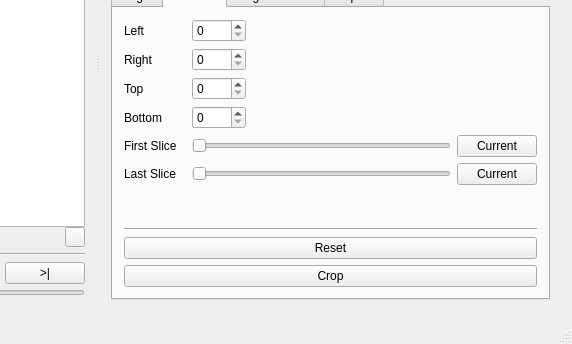
Before: the Qt Designer form mainwindow.ui in prsousa/TomSeg, drawn with Qt 5; both pictures show x 395 to 967 and y 232 to 576 of the 967 by 576 pixel window.
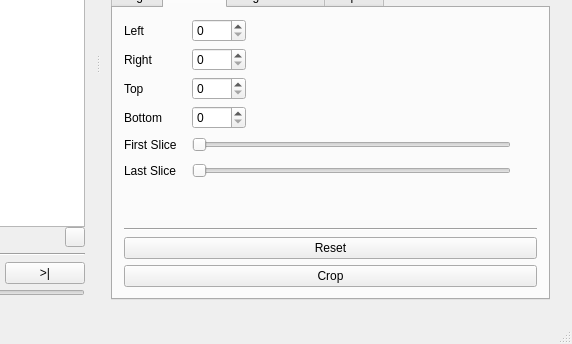
After: the same form once the commit is applied. The open tabs and pages were chosen to show the change. Icons and pictures are not drawn.

Commit message: Add images to "Current" buttons of 3D ROI tab

```diff
--- a/mainwindow.ui
+++ b/mainwindow.ui
@@ -608,8 +608,29 @@
                   <property name="enabled">
                    <bool>true</bool>
                   </property>
+                  <property name="minimumSize">
+                   <size>
+                    <width>20</width>
+                    <height>20</height>
+                   </size>
+                  </property>
+                  <property name="maximumSize">
+                   <size>
+                    <width>20</width>
+                    <height>20</height>
+                   </size>
+                  </property>
+                  <property name="toolTip">
+                   <string>Set Current as First Slice</string>
+                  </property>
+                  <property name="styleSheet">
+                   <string notr="true">QPushButton {
+	border-image: url(:/icons/appbar.layer.arrange.solid.bringforward.svg) 0 0 0 0 stretch;
+	border:-3px;
+}</string>
+                  </property>
                   <property name="text">
-                   <string>Current</string>
+                   <string/>
                   </property>
                  </widget>
                 </item>
@@ -639,8 +660,29 @@
                   <property name="enabled">
                    <bool>true</bool>
                   </property>
+                  <property name="minimumSize">
+                   <size>
+                    <width>20</width>
+                    <height>20</height>
+                   </size>
+                  </property>
+                  <property name="maximumSize">
+                   <size>
+                    <width>20</width>
+                    <height>20</height>
+                   </size>
+                  </property>
+                  <property name="toolTip">
+                   <string>Set Current as Last Slice</string>
+                  </property>
+                  <property name="styleSheet">
+                   <string notr="true">QPushButton {
+	border-image: url(:/icons/appbar.layer.arrange.solid.sendbackward.svg) 0 0 0 0 stretch;
+	border:-3px;
+}</string>
+                  </property>
                   <property name="text">
-                   <string>Current</string>
+                   <string/>
                   </property>
                  </widget>
                 </item>
```
Left out of the diff: 25 changed lines with no effect on the pictures. The commit also changes 3 other files.
